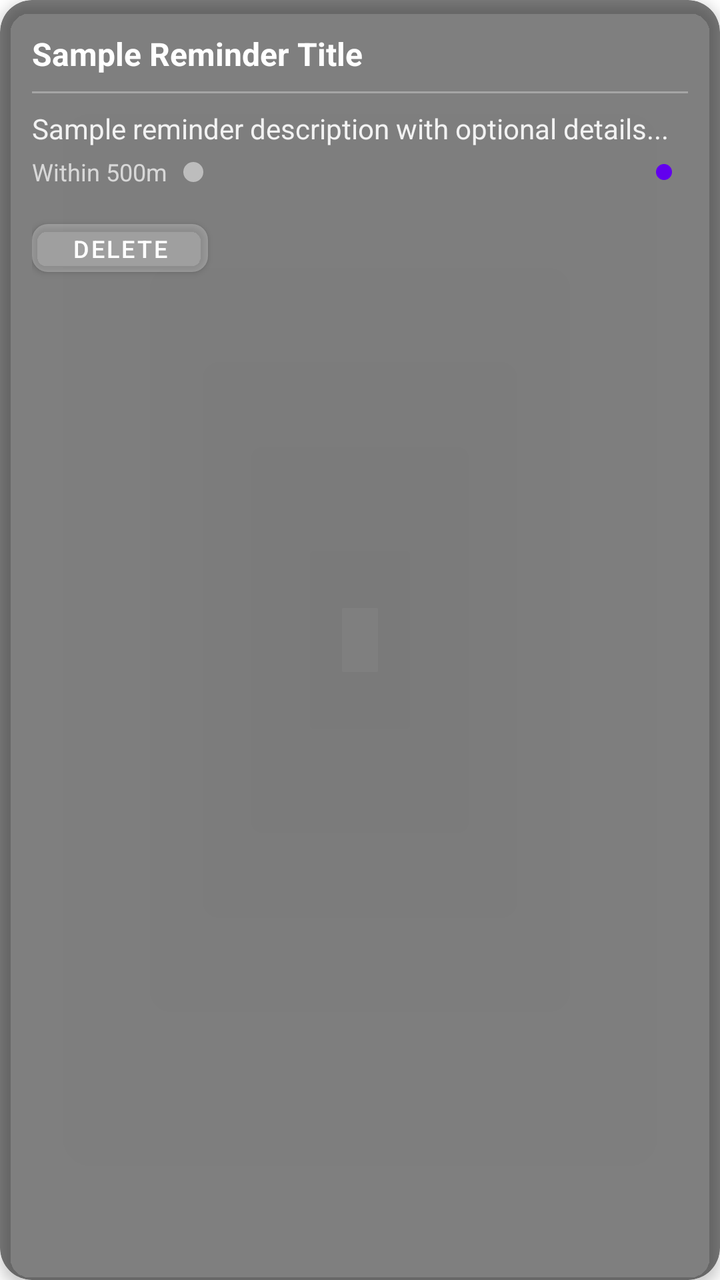
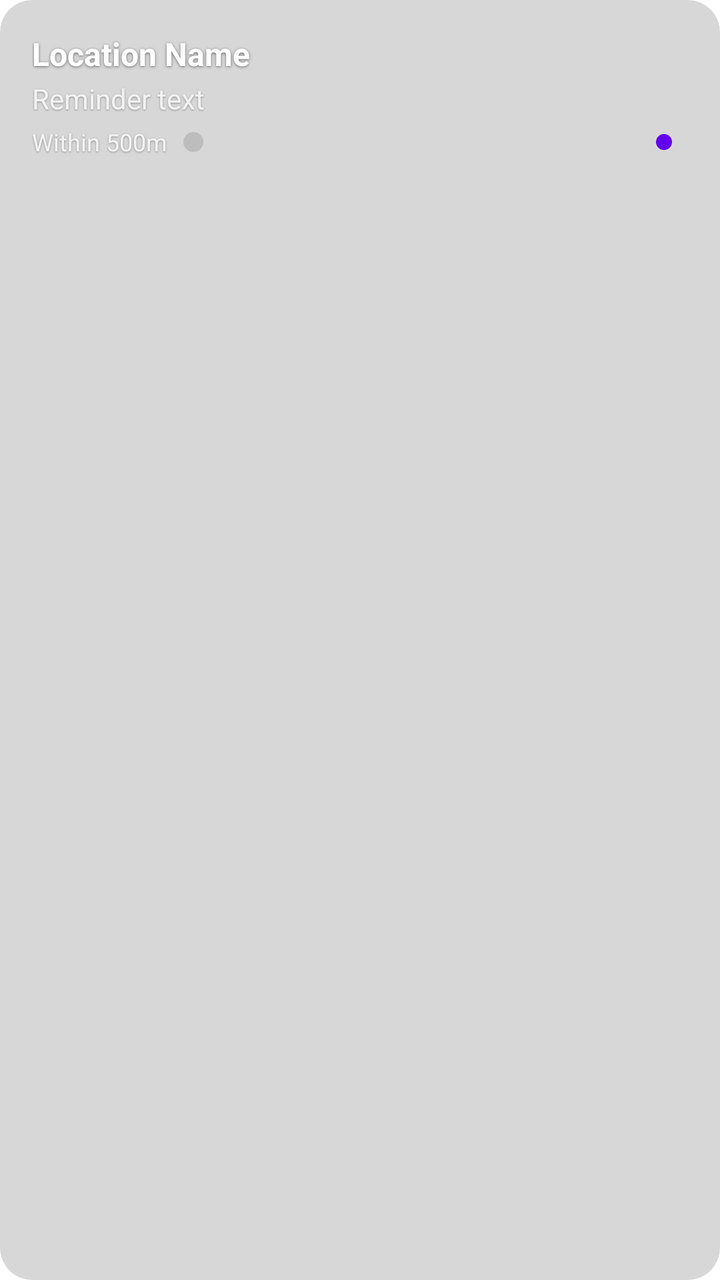

Two renders of the same Android screen: before a commit and after it. Below are the layout's source before the change and the commit's diff.
<!-- AndroidManifest.xml: application theme Theme.LocationReminder -->
<!-- res/layout/item_reminder.xml -->
<?xml version="1.0" encoding="utf-8"?>
<androidx.cardview.widget.CardView
xmlns:android="http://schemas.android.com/apk/res/android"
xmlns:app="http://schemas.android.com/apk/res-auto"
android:layout_width="match_parent"
android:layout_height="wrap_content"
android:layout_marginVertical="8dp"
app:cardCornerRadius="16dp"
app:cardElevation="4dp"
app:cardBackgroundColor="#80000000">

<androidx.constraintlayout.widget.ConstraintLayout
    android:layout_width="match_parent"
    android:layout_height="wrap_content"
    android:padding="16dp">

    
    <TextView
        android:id="@+id/reminderTitle"
        android:layout_width="0dp"
        android:layout_height="wrap_content"
        android:text="Sample Reminder Title"
        android:textColor="@color/white"
        android:textStyle="bold"
        android:textSize="16sp"
        app:layout_constraintTop_toTopOf="parent"
        app:layout_constraintStart_toStartOf="parent"
        app:layout_constraintEnd_toEndOf="parent"/>

    
    <ImageView
        android:id="@+id/locationIcon"
        android:layout_width="20dp"
        android:layout_height="20dp"
        android:src="@android:drawable/ic_menu_mylocation"
        android:tint="@color/white"
        android:alpha="0.8"
        app:layout_constraintTop_toTopOf="@id/reminderTitle"
        app:layout_constraintStart_toEndOf="@id/reminderTitle"/>

    
    <View
        android:id="@+id/divider"
        android:layout_width="0dp"
        android:layout_height="1dp"
        android:background="@color/white"
        android:alpha="0.3"
        android:layout_marginTop="8dp"
        app:layout_constraintTop_toBottomOf="@id/reminderTitle"
        app:layout_constraintStart_toStartOf="parent"
        app:layout_constraintEnd_toEndOf="parent"/>

    
    <TextView
        android:id="@+id/reminderDescription"
        android:layout_width="0dp"
        android:layout_height="wrap_content"
        android:text="Sample reminder description with optional details..."
        android:textColor="@color/white"
        android:alpha="0.9"
        android:maxLines="2"
        android:ellipsize="end"
        android:layout_marginTop="8dp"
        app:layout_constraintTop_toBottomOf="@id/divider"
        app:layout_constraintStart_toStartOf="parent"
        app:layout_constraintEnd_toEndOf="parent"/>

    
    <TextView
        android:id="@+id/reminderRadius"
        android:layout_width="wrap_content"
        android:layout_height="wrap_content"
        android:text="Within 500m"
        android:textColor="@color/white"
        android:alpha="0.7"
        android:textSize="12sp"
        android:layout_marginTop="4dp"
        app:layout_constraintTop_toBottomOf="@id/reminderDescription"
        app:layout_constraintStart_toStartOf="parent"/>

    
    <View
        android:id="@+id/statusIndicator"
        android:layout_width="10dp"
        android:layout_height="10dp"
        android:background="@drawable/circle_indicator"
        android:layout_marginStart="8dp"
        app:layout_constraintTop_toTopOf="@id/reminderRadius"
        app:layout_constraintBottom_toBottomOf="@id/reminderRadius"
        app:layout_constraintStart_toEndOf="@id/reminderRadius"/>

    
    <View
        android:id="@+id/triggeredIndicator"
        android:layout_width="8dp"
        android:layout_height="8dp"
        android:background="@drawable/circle_indicator"
        android:backgroundTint="@color/colorPrimary"
        android:layout_marginEnd="8dp"
        app:layout_constraintTop_toTopOf="@id/reminderRadius"
        app:layout_constraintBottom_toBottomOf="@id/reminderRadius"
        app:layout_constraintEnd_toEndOf="parent"/>

    
    <com.google.android.material.button.MaterialButton
        android:id="@+id/reminderDelete"
        android:layout_width="wrap_content"
        android:layout_height="36dp"
        android:text="Delete"
        android:textColor="@color/white"
        android:textSize="12sp"
        android:layout_marginTop="12dp"
        app:cornerRadius="8dp"
        app:backgroundTint="#40FFFFFF"
        app:layout_constraintTop_toBottomOf="@id/reminderRadius"
        app:layout_constraintStart_toStartOf="parent"
        android:focusable="false"
        android:clickable="true"/>

    
    <com.google.android.material.button.MaterialButton
        android:id="@+id/reminderStatusBtn"
        android:layout_width="wrap_content"
        android:layout_height="36dp"
        android:text="●"
        android:textColor="@color/colorPrimary"
        android:textSize="16sp"
        android:visibility="gone"
        app:cornerRadius="8dp"
        app:backgroundTint="#40FFFFFF"
        app:layout_constraintTop_toTopOf="@id/reminderDelete"
        app:layout_constraintBottom_toBottomOf="@id/reminderDelete"
        app:layout_constraintEnd_toEndOf="parent"
        android:focusable="false"
        android:clickable="true"/>

</androidx.constraintlayout.widget.ConstraintLayout>

</androidx.cardview.widget.CardView>
<!-- resources referenced by this layout -->
<resources>
  <color name="colorPrimary">#6200EE</color>
  <color name="white">#FFFFFF</color>
  <!-- drawable circle_indicator (drawable) -->
  <shape xmlns:android="http://schemas.android.com/apk/res/android"
      android:shape="oval">
      <solid android:color="#BDBDBD"/>
      <size
          android:width="10dp"
          android:height="10dp"/>
  </shape>
  <style name="Theme.LocationReminder" parent="Theme.MaterialComponents.DayNight.NoActionBar">
      <item name="colorPrimary">@color/colorPrimary</item>
      <item name="colorPrimaryVariant">@color/colorPrimaryVariant</item>
      <item name="colorOnPrimary">@color/white</item>
      <item name="colorSecondary">@color/colorSecondary</item>
      <item name="colorSecondaryVariant">@color/colorSecondaryDark</item>
      <item name="colorOnSecondary">@color/black</item>
  
      
      <item name="android:statusBarColor">@color/gradient_base_dark</item>
      <item name="android:navigationBarColor">@color/gradient_base_dark</item>
  </style>
  <color name="colorPrimaryVariant">#3700B3</color>
  <color name="colorSecondary">#03DAC5</color>
  <color name="colorSecondaryDark">#01B7A4</color>
  <color name="black">#000000</color>
  <color name="gradient_base_dark">#121212</color>
</resources>

<!-- the commit's change to res/layout/item_reminder.xml (unified diff, before → after) -->
@@ -1,13 +1,16 @@
 <?xml version="1.0" encoding="utf-8"?>
 <androidx.cardview.widget.CardView
-xmlns:android="http://schemas.android.com/apk/res/android"
-xmlns:app="http://schemas.android.com/apk/res-auto"
-android:layout_width="match_parent"
-android:layout_height="wrap_content"
-android:layout_marginVertical="8dp"
-app:cardCornerRadius="16dp"
-app:cardElevation="4dp"
-app:cardBackgroundColor="#80000000">
+    xmlns:android="http://schemas.android.com/apk/res/android"
+    xmlns:app="http://schemas.android.com/apk/res-auto"
+    android:layout_width="match_parent"
+    android:layout_height="wrap_content"
+    android:layout_marginVertical="8dp"
+    android:clickable="true"
+    android:focusable="true"
+    android:foreground="?attr/selectableItemBackground"
+    app:cardCornerRadius="16dp"
+    app:cardElevation="0dp"
+    app:cardBackgroundColor="#28000000">
 
 <androidx.constraintlayout.widget.ConstraintLayout
     android:layout_width="match_parent"
@@ -19,10 +22,16 @@ app:cardBackgroundColor="#80000000">
         android:id="@+id/reminderTitle"
         android:layout_width="0dp"
         android:layout_height="wrap_content"
-        android:text="Sample Reminder Title"
+        android:text="Location Name"
         android:textColor="@color/white"
         android:textStyle="bold"
         android:textSize="16sp"
+        android:maxLines="2"
+        android:ellipsize="end"
+        android:shadowColor="#80000000"
+        android:shadowDx="0"
+        android:shadowDy="1"
+        android:shadowRadius="3"
         app:layout_constraintTop_toTopOf="parent"
         app:layout_constraintStart_toStartOf="parent"
         app:layout_constraintEnd_toEndOf="parent"/>
@@ -39,29 +48,22 @@ app:cardBackgroundColor="#80000000">
         app:layout_constraintStart_toEndOf="@id/reminderTitle"/>
 
     
-    <View
-        android:id="@+id/divider"
-        android:layout_width="0dp"
-        android:layout_height="1dp"
-        android:background="@color/white"
-        android:alpha="0.3"
-        android:layout_marginTop="8dp"
-        app:layout_constraintTop_toBottomOf="@id/reminderTitle"
-        app:layout_constraintStart_toStartOf="parent"
-        app:layout_constraintEnd_toEndOf="parent"/>
-
-    
     <TextView
         android:id="@+id/reminderDescription"
         android:layout_width="0dp"
         android:layout_height="wrap_content"
-        android:text="Sample reminder description with optional details..."
+        android:text="Reminder text"
         android:textColor="@color/white"
-        android:alpha="0.9"
+        android:alpha="0.7"
+        android:textSize="14sp"
         android:maxLines="2"
         android:ellipsize="end"
-        android:layout_marginTop="8dp"
-        app:layout_constraintTop_toBottomOf="@id/divider"
+        android:layout_marginTop="2dp"
+        android:shadowColor="#80000000"
+        android:shadowDx="0"
+        android:shadowDy="1"
+        android:shadowRadius="2"
+        app:layout_constraintTop_toBottomOf="@id/reminderTitle"
         app:layout_constraintStart_toStartOf="parent"
         app:layout_constraintEnd_toEndOf="parent"/>
 
@@ -75,6 +77,10 @@ app:cardBackgroundColor="#80000000">
         android:alpha="0.7"
         android:textSize="12sp"
         android:layout_marginTop="4dp"
+        android:shadowColor="#80000000"
+        android:shadowDx="0"
+        android:shadowDy="1"
+        android:shadowRadius="2"
         app:layout_constraintTop_toBottomOf="@id/reminderDescription"
         app:layout_constraintStart_toStartOf="parent"/>
 
@@ -103,22 +109,6 @@ app:cardBackgroundColor="#80000000">
 
     
     <com.google.android.material.button.MaterialButton
-        android:id="@+id/reminderDelete"
-        android:layout_width="wrap_content"
-        android:layout_height="36dp"
-        android:text="Delete"
-        android:textColor="@color/white"
-        android:textSize="12sp"
-        android:layout_marginTop="12dp"
-        app:cornerRadius="8dp"
-        app:backgroundTint="#40FFFFFF"
-        app:layout_constraintTop_toBottomOf="@id/reminderRadius"
-        app:layout_constraintStart_toStartOf="parent"
-        android:focusable="false"
-        android:clickable="true"/>
-
-    
-    <com.google.android.material.button.MaterialButton
         android:id="@+id/reminderStatusBtn"
         android:layout_width="wrap_content"
         android:layout_height="36dp"
@@ -126,10 +116,10 @@ app:cardBackgroundColor="#80000000">
         android:textColor="@color/colorPrimary"
         android:textSize="16sp"
         android:visibility="gone"
+        android:layout_marginTop="12dp"
         app:cornerRadius="8dp"
         app:backgroundTint="#40FFFFFF"
-        app:layout_constraintTop_toTopOf="@id/reminderDelete"
-        app:layout_constraintBottom_toBottomOf="@id/reminderDelete"
+        app:layout_constraintTop_toBottomOf="@id/reminderRadius"
         app:layout_constraintEnd_toEndOf="parent"
         android:focusable="false"
         android:clickable="true"/>
